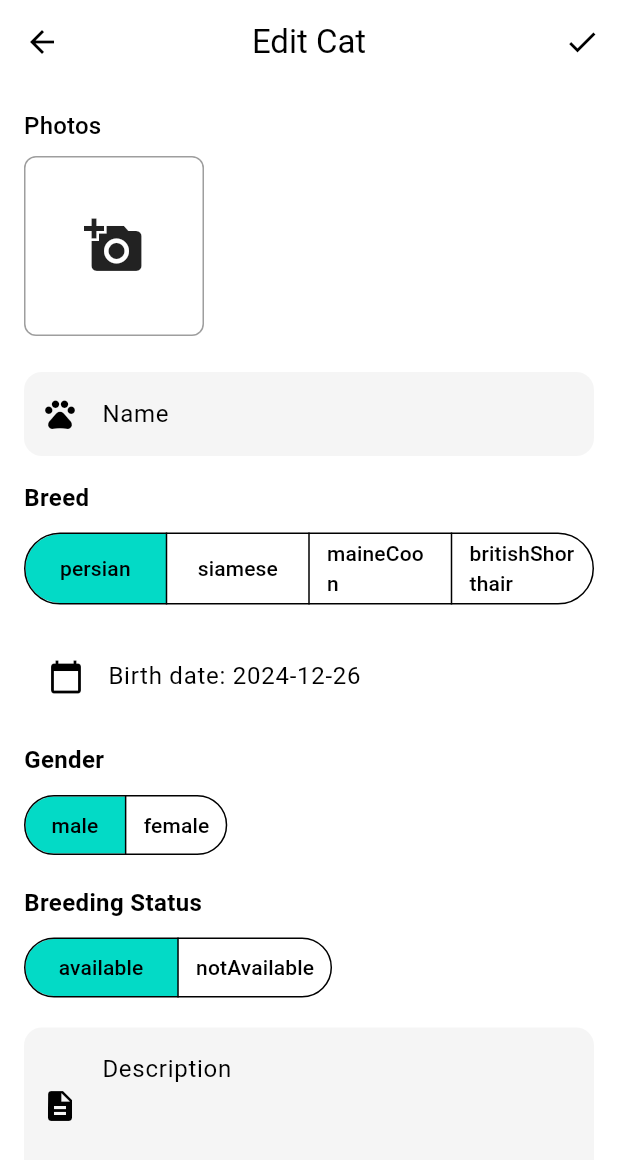
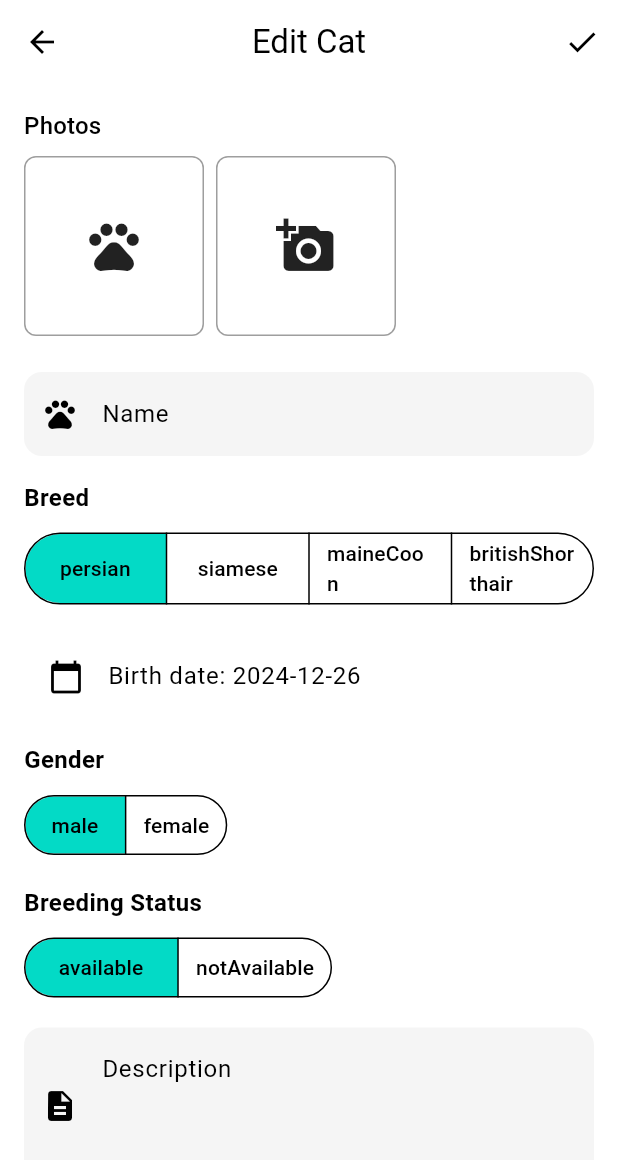
Before and after one commit to ionescueduard/meow, a Flutter app: the CatDetailsScreen screen opened directly with empty values, after a tap on the "edit" icon, on a phone screen of 412 x 824 dp. Shown: the top 1160 px of the screen. Run offline on Flutter 3.47's test engine with Material 3 defaults, Android fonts, the phone set to English and light mode, and no system bars; our stand-ins replace cached_network_image, cloud_firestore, firebase_auth, firebase_core, firebase_messaging, firebase_storage and 5 more; missing offline and left inert: firebase_ui_auth, firebase_ui_oauth_google; accounts and stored records are empty; network calls fail.

Commit message:
Center default cat icon and implement full-screen photo viewing

```diff
--- a/lib/screens/breeding/breeding_screen.dart
+++ b/lib/screens/breeding/breeding_screen.dart
@@ -234,7 +234,9 @@ class _CatCard extends StatelessWidget {
                     )
                   : Container(
                       color: Colors.grey[300],
-                      child: const Icon(Icons.pets, size: 64),
+                      child: const Center(
+                        child: Icon(Icons.pets, size: 64),
+                      ),
                     ),
             ),
 
--- a/lib/screens/cat/cat_details_screen.dart
+++ b/lib/screens/cat/cat_details_screen.dart
@@ -40,30 +40,55 @@ class CatDetailsScreen extends StatelessWidget {
         child: Column(
           crossAxisAlignment: CrossAxisAlignment.start,
           children: [
-            if (cat.photoUrls.isNotEmpty)
             SizedBox(
               height: 300,
-                child: PageView.builder(
-                  itemCount: cat.photoUrls.length,
-                  itemBuilder: (context, index) {
-                    return GestureDetector(
+              child: GestureDetector(
                 onTap: () {
                   Navigator.push(
                     context,
                     MaterialPageRoute(
-                            builder: (context) => FullScreenImage(
+                      builder: (context) => cat.photoUrls.isNotEmpty
+                        ? FullScreenImage(
                             imageUrls: cat.photoUrls,
-                              initialIndex: index,
+                            initialIndex: 0,
+                          )
+                        : Scaffold(
+                            appBar: AppBar(),
+                            body: Container(
+                              color: Colors.grey[300],
+                              child: const Center(
+                                child: Icon(
+                                  Icons.pets,
+                                  size: 120,
+                                  color: Colors.white,
+                                ),
+                              ),
+                            ),
                           ),
                     ),
                   );
                 },
-                      child: Image.network(
+                child: cat.photoUrls.isNotEmpty
+                  ? PageView.builder(
+                      itemCount: cat.photoUrls.length,
+                      itemBuilder: (context, index) {
+                        return Image.network(
                           cat.photoUrls[index],
                           fit: BoxFit.cover,
-                      ),
                         );
                       },
+                    )
+                  : Container(
+                      color: Colors.grey[300],
+                      width: double.infinity,
+                      child: const Center(
+                        child: Icon(
+                          Icons.pets,
+                          size: 80,
+                          color: Colors.white,
+                        ),
+                      ),
+                    ),
               ),
             ),
             Padding(
--- a/lib/screens/cat/edit_cat_screen.dart
+++ b/lib/screens/cat/edit_cat_screen.dart
@@ -45,7 +45,7 @@ class _EditCatScreenState extends State<EditCatScreen> {
       _photoUrls.addAll(widget.cat!.photoUrls);
       _healthRecords.addAll(widget.cat!.healthRecords);
       _healthRecordDates.addAll(widget.cat!.healthRecordDates ?? {});
-    } else { //new cat
+    } else {
       _catId = const Uuid().v4();
     }
   }
@@ -123,6 +123,7 @@ class _EditCatScreenState extends State<EditCatScreen> {
         breedingStatus: _breedingStatus,
         healthRecords: _healthRecords,
         healthRecordDates: _healthRecordDates,
+        createdAt: widget.cat?.createdAt,
       );
 
       final firestoreService = context.read<FirestoreService>();
@@ -210,6 +211,26 @@ class _EditCatScreenState extends State<EditCatScreen> {
                       child: ListView(
                         scrollDirection: Axis.horizontal,
                         children: [
+                          // Default profile photo or first photo
+                          Container(
+                            width: 120,
+                            margin: const EdgeInsets.only(right: 8),
+                            decoration: BoxDecoration(
+                              border: Border.all(color: Colors.grey),
+                              borderRadius: BorderRadius.circular(8),
+                              image: _photoUrls.isNotEmpty
+                                ? DecorationImage(
+                                    image: NetworkImage(_photoUrls.first),
+                                    fit: BoxFit.cover,
+                                  )
+                                : null,
+                            ),
+                            child: _photoUrls.isEmpty
+                              ? const Center(
+                                  child: Icon(Icons.pets, size: 40),
+                                )
+                              : null,
+                          ),
                           // Add photo button
                           InkWell(
                             onTap: _pickImage,
@@ -223,8 +244,8 @@ class _EditCatScreenState extends State<EditCatScreen> {
                             ),
                           ),
                           const SizedBox(width: 8),
-                          // Photo list
-                          ..._photoUrls.map((url) => Stack(
+                          // Additional photos
+                          ..._photoUrls.skip(1).map((url) => Stack(
                                 children: [
                                   Container(
                                     width: 120,
```
Also changed, not shown: lib/screens/profile/profile_screen.dart (+5 -3 lines). Lines whose indentation alone changed are shown as unchanged.
